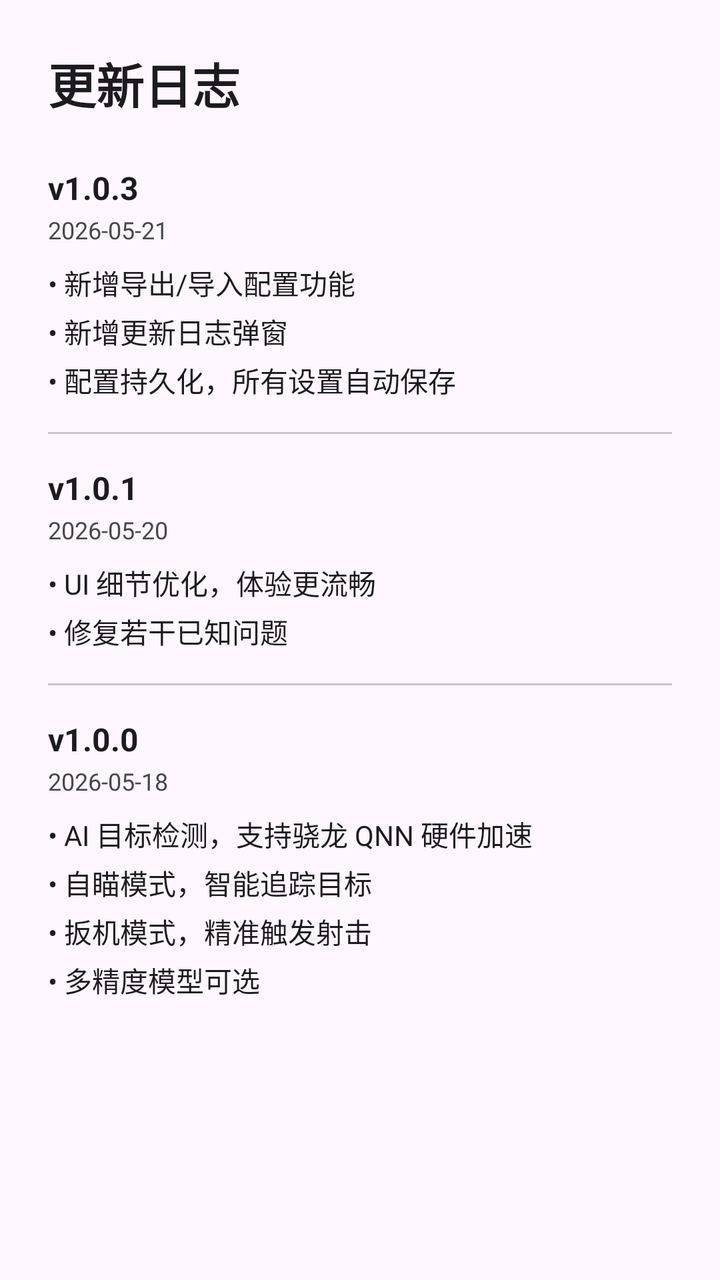
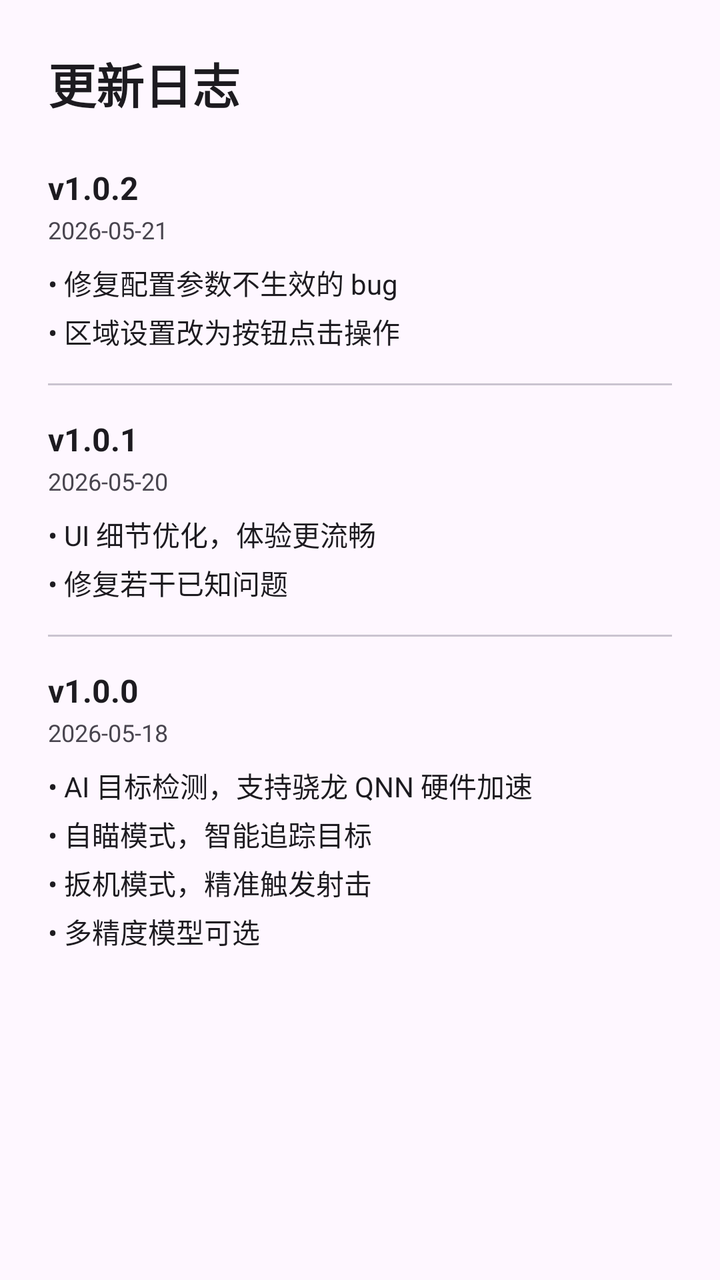

Compare the two renders of this Android layout. The source of the first and the diff that turns it into the second are given below.
<!-- AndroidManifest.xml: application theme Theme.Aimbot -->
<!-- res/layout/dialog_changelog.xml -->
<?xml version="1.0" encoding="utf-8"?>
<LinearLayout xmlns:android="http://schemas.android.com/apk/res/android"
    android:layout_width="match_parent"
    android:layout_height="wrap_content"
    android:orientation="vertical"
    android:paddingTop="24dp"
    android:paddingBottom="16dp"
    android:paddingStart="24dp"
    android:paddingEnd="24dp">

    <TextView
        android:layout_width="wrap_content"
        android:layout_height="wrap_content"
        android:text="更新日志"
        android:textSize="24sp"
        android:textColor="?attr/colorOnSurface"
        android:textStyle="bold" />

    <LinearLayout
        android:layout_width="match_parent"
        android:layout_height="wrap_content"
        android:orientation="vertical"
        android:layout_marginTop="24dp">

        
        <LinearLayout
            android:layout_width="match_parent"
            android:layout_height="wrap_content"
            android:orientation="vertical">

            <TextView
                android:layout_width="wrap_content"
                android:layout_height="wrap_content"
                android:text="v1.0.3"
                android:textSize="16sp"
                android:textColor="?attr/colorOnSurface"
                android:textStyle="bold" />

            <TextView
                android:layout_width="wrap_content"
                android:layout_height="wrap_content"
                android:text="2026-05-21"
                android:textSize="12sp"
                android:textColor="?attr/colorOnSurfaceVariant"
                android:layout_marginTop="2dp" />

            <TextView
                android:layout_width="wrap_content"
                android:layout_height="wrap_content"
                android:text="• 新增导出/导入配置功能\n• 新增更新日志弹窗\n• 配置持久化，所有设置自动保存"
                android:textSize="14sp"
                android:textColor="?attr/colorOnSurface"
                android:layout_marginTop="8dp"
                android:lineSpacingExtra="4dp" />
        </LinearLayout>

        <View
            android:layout_width="match_parent"
            android:layout_height="1dp"
            android:background="?attr/colorOutlineVariant"
            android:layout_marginTop="16dp"
            android:layout_marginBottom="16dp" />

        
        <LinearLayout
            android:layout_width="match_parent"
            android:layout_height="wrap_content"
            android:orientation="vertical">

            <TextView
                android:layout_width="wrap_content"
                android:layout_height="wrap_content"
                android:text="v1.0.1"
                android:textSize="16sp"
                android:textColor="?attr/colorOnSurface"
                android:textStyle="bold" />

            <TextView
                android:layout_width="wrap_content"
                android:layout_height="wrap_content"
                android:text="2026-05-20"
                android:textSize="12sp"
                android:textColor="?attr/colorOnSurfaceVariant"
                android:layout_marginTop="2dp" />

            <TextView
                android:layout_width="wrap_content"
                android:layout_height="wrap_content"
                android:text="• UI 细节优化，体验更流畅\n• 修复若干已知问题"
                android:textSize="14sp"
                android:textColor="?attr/colorOnSurface"
                android:layout_marginTop="8dp"
                android:lineSpacingExtra="4dp" />
        </LinearLayout>

        <View
            android:layout_width="match_parent"
            android:layout_height="1dp"
            android:background="?attr/colorOutlineVariant"
            android:layout_marginTop="16dp"
            android:layout_marginBottom="16dp" />

        
        <LinearLayout
            android:layout_width="match_parent"
            android:layout_height="wrap_content"
            android:orientation="vertical">

            <TextView
                android:layout_width="wrap_content"
                android:layout_height="wrap_content"
                android:text="v1.0.0"
                android:textSize="16sp"
                android:textColor="?attr/colorOnSurface"
                android:textStyle="bold" />

            <TextView
                android:layout_width="wrap_content"
                android:layout_height="wrap_content"
                android:text="2026-05-18"
                android:textSize="12sp"
                android:textColor="?attr/colorOnSurfaceVariant"
                android:layout_marginTop="2dp" />

            <TextView
                android:layout_width="wrap_content"
                android:layout_height="wrap_content"
                android:text="• AI 目标检测，支持骁龙 QNN 硬件加速\n• 自瞄模式，智能追踪目标\n• 扳机模式，精准触发射击\n• 多精度模型可选"
                android:textSize="14sp"
                android:textColor="?attr/colorOnSurface"
                android:layout_marginTop="8dp"
                android:lineSpacingExtra="4dp" />
        </LinearLayout>

    </LinearLayout>

</LinearLayout>
<!-- resources referenced by this layout -->
<resources>
  <style name="Theme.Aimbot" parent="Base.Theme.Aimbot" />
  <style name="Base.Theme.Aimbot" parent="Theme.Material3.DayNight.NoActionBar">
          
          
      </style>
</resources>

<!-- the commit's change to res/layout/dialog_changelog.xml (unified diff, before → after) -->
@@ -31,7 +31,7 @@
             <TextView
                 android:layout_width="wrap_content"
                 android:layout_height="wrap_content"
-                android:text="v1.0.3"
+                android:text="v1.0.2"
                 android:textSize="16sp"
                 android:textColor="?attr/colorOnSurface"
                 android:textStyle="bold" />
@@ -47,7 +47,7 @@
             <TextView
                 android:layout_width="wrap_content"
                 android:layout_height="wrap_content"
-                android:text="• 新增导出/导入配置功能\n• 新增更新日志弹窗\n• 配置持久化，所有设置自动保存"
+                android:text="• 修复配置参数不生效的 bug\n• 区域设置改为按钮点击操作"
                 android:textSize="14sp"
                 android:textColor="?attr/colorOnSurface"
                 android:layout_marginTop="8dp"
